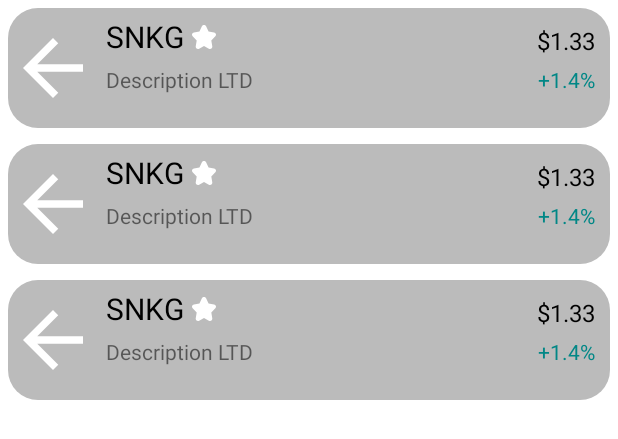
After one commit to YuriZhuravlev/StockObserverApp, an Android app: the layout fragment_list.xml on its own in the app's theme, with its tools: preview values and no code run, on a phone screen of 412 x 824 dp. The commit adds this screen. Shown: the top 439 px of the screen. Run offline under Robolectric (Android 15) with nearby library versions, the phone set to English and light mode, and no system bars.

Commit message:
Добавлены макеты

```diff
--- /dev/null
+++ b/app/src/main/res/drawable/background_item.xml
@@ -0,0 +1,5 @@
+<?xml version="1.0" encoding="utf-8"?>
+<shape xmlns:android="http://schemas.android.com/apk/res/android">
+    <solid android:color="@color/background" />
+    <corners android:radius="20.0dip" />
+</shape>
--- /dev/null
+++ b/app/src/main/res/drawable/ic_star.xml
@@ -0,0 +1,12 @@
+<vector android:height="16dp"
+    android:tint="#FFFFFF"
+    android:viewportHeight="16"
+    android:viewportWidth="16"
+    android:width="16dp"
+    xmlns:android="http://schemas.android.com/apk/res/android">
+    <path
+        android:fillColor="@android:color/white"
+        android:pathData="M8.00039,0C7.71679,0,7.44032,0.0767943,7.19952,0.223239C6.93732,0.382186,6.73042,0.612568,6.60021,0.891171L4.96636,4.3737L1.31519,4.93269C0.73906,5.0202,0.266387,5.41846,0.0808849,5.9721C-0.104617,6.52573,0.0345094,7.12758,0.441187,7.54549L3.12918,10.3047L2.49419,14.198C2.42106,14.6481,2.5477,15.1035,2.84201,15.4499C3.1381,15.7982,3.56797,15.9982,4.0228,15.9982C4.28322,15.9982,4.54185,15.9303,4.77194,15.8035L8.00039,14.0176L11.2288,15.8053C11.4589,15.9321,11.7176,16,11.978,16C12.4328,16,12.8627,15.8,13.1588,15.4517C13.4531,15.1053,13.5797,14.6498,13.5066,14.1998L12.8716,10.3065L15.5596,7.54727C15.9663,7.12937,16.1036,6.52751,15.9199,5.97388C15.7344,5.42025,15.2617,5.02199,14.6856,4.93448L11.0344,4.3737L9.40058,0.891171C9.27037,0.612568,9.06346,0.382186,8.80126,0.223239C8.56046,0.0767943,8.284,0,8.00039,0Z" />
+
+
+</vector>
--- a/app/src/main/res/layout/activity_main.xml
+++ b/app/src/main/res/layout/activity_main.xml
@@ -6,13 +6,23 @@
     android:layout_height="match_parent"
     tools:context=".ui.activity.MainActivity">
 
-    <TextView
-        android:layout_width="wrap_content"
-        android:layout_height="wrap_content"
-        android:text="Hello World!"
-        app:layout_constraintBottom_toBottomOf="parent"
-        app:layout_constraintLeft_toLeftOf="parent"
-        app:layout_constraintRight_toRightOf="parent"
+    <include
+        android:id="@+id/main_toolbar"
+        layout="@layout/toolbar_main"
         app:layout_constraintTop_toTopOf="parent" />
 
+    <com.google.android.material.tabs.TabLayout
+        android:id="@+id/main_tab"
+        app:layout_constraintTop_toBottomOf="@id/main_toolbar"
+        android:layout_width="match_parent"
+        android:layout_height="wrap_content"
+        app:tabMode="fixed" />
+
+    <androidx.viewpager2.widget.ViewPager2
+        android:id="@+id/main_view_pager"
+        android:layout_width="match_parent"
+        android:layout_height="0dp"
+        app:layout_constraintBottom_toBottomOf="parent"
+        app:layout_constraintTop_toBottomOf="@+id/main_tab" />
+
 </androidx.constraintlayout.widget.ConstraintLayout>
--- /dev/null
+++ b/app/src/main/res/layout/fragment_list.xml
@@ -0,0 +1,14 @@
+<?xml version="1.0" encoding="utf-8"?>
+<FrameLayout xmlns:android="http://schemas.android.com/apk/res/android"
+    android:layout_width="match_parent"
+    android:layout_height="match_parent"
+    xmlns:app="http://schemas.android.com/apk/res-auto"
+    xmlns:tools="http://schemas.android.com/tools">
+
+    <androidx.recyclerview.widget.RecyclerView
+        android:layout_width="match_parent"
+        android:layout_height="match_parent"
+        app:layoutManager="androidx.recyclerview.widget.LinearLayoutManager"
+        tools:listitem="@layout/item_stock" />
+
+</FrameLayout>
--- /dev/null
+++ b/app/src/main/res/layout/item_stock.xml
@@ -0,0 +1,67 @@
+<?xml version="1.0" encoding="utf-8"?>
+<androidx.constraintlayout.widget.ConstraintLayout xmlns:android="http://schemas.android.com/apk/res/android"
+    xmlns:app="http://schemas.android.com/apk/res-auto"
+    android:layout_width="match_parent"
+    android:layout_height="80dp"
+    android:layout_margin="@dimen/app_margin"
+    android:background="@drawable/background_item">
+
+    <ImageView
+        android:id="@+id/item_stock_image"
+        android:layout_width="60dp"
+        android:layout_height="60dp"
+        android:src="@drawable/abc_vector_test"
+        app:layout_constraintBottom_toBottomOf="parent"
+        app:layout_constraintStart_toStartOf="parent"
+        app:layout_constraintTop_toTopOf="parent" />
+
+    <TextView
+        android:id="@+id/item_stock_title"
+        android:layout_width="wrap_content"
+        android:layout_height="wrap_content"
+        android:layout_margin="@dimen/app_margin"
+        android:text="SNKG"
+        android:textSize="20sp"
+        android:textColor="@color/black"
+        app:layout_constraintStart_toEndOf="@+id/item_stock_image"
+        app:layout_constraintTop_toTopOf="parent" />
+
+    <TextView
+        android:id="@+id/item_stock_description"
+        android:layout_width="wrap_content"
+        android:layout_height="wrap_content"
+        android:layout_margin="@dimen/app_margin"
+        android:text="Description LTD"
+        app:layout_constraintStart_toEndOf="@+id/item_stock_image"
+        app:layout_constraintTop_toBottomOf="@id/item_stock_title" />
+
+    <ImageView
+        android:id="@+id/item_stock_star"
+        android:layout_width="16dp"
+        android:layout_height="16dp"
+        android:src="@drawable/ic_star"
+        android:layout_marginStart="@dimen/app_margin"
+        app:layout_constraintTop_toTopOf="@id/item_stock_title"
+        app:layout_constraintBottom_toBottomOf="@id/item_stock_title"
+        app:layout_constraintStart_toEndOf="@id/item_stock_title" />
+
+    <TextView
+        android:id="@+id/item_stock_price"
+        android:layout_width="wrap_content"
+        android:layout_height="wrap_content"
+        android:text="$1.33"
+        android:textColor="@color/black"
+        android:textSize="16sp"
+        android:layout_marginEnd="10dp"
+        app:layout_constraintEnd_toEndOf="parent"
+        app:layout_constraintBottom_toBottomOf="@id/item_stock_title" />
+
+    <TextView
+        android:id="@+id/item_stock_change_price"
+        android:layout_width="wrap_content"
+        android:layout_height="wrap_content"
+        android:text="+1.4%"
+        android:textColor="@color/teal_700"
+        app:layout_constraintBottom_toBottomOf="@+id/item_stock_description"
+        app:layout_constraintEnd_toEndOf="@+id/item_stock_price" />
+</androidx.constraintlayout.widget.ConstraintLayout>
--- /dev/null
+++ b/app/src/main/res/layout/toolbar_main.xml
@@ -0,0 +1,10 @@
+<?xml version="1.0" encoding="utf-8"?>
+<Toolbar xmlns:android="http://schemas.android.com/apk/res/android"
+    android:layout_width="match_parent"
+    android:layout_height="?attr/actionBarSize">
+
+    <androidx.appcompat.widget.SearchView
+        android:id="@+id/toolbar_search_view"
+        android:layout_width="match_parent"
+        android:layout_height="match_parent" />
+</Toolbar>
--- a/app/src/main/res/values-night/themes.xml
+++ b/app/src/main/res/values-night/themes.xml
@@ -1,6 +1,6 @@
 <resources xmlns:tools="http://schemas.android.com/tools">
     <!-- Base application theme. -->
-    <style name="Theme.StockObserverApp" parent="Theme.MaterialComponents.DayNight.DarkActionBar">
+    <style name="Theme.StockObserverApp" parent="Theme.MaterialComponents.DayNight.NoActionBar">
         <!-- Primary brand color. -->
         <item name="colorPrimary">@color/purple_200</item>
         <item name="colorPrimaryVariant">@color/purple_700</item>
--- a/app/src/main/res/values/colors.xml
+++ b/app/src/main/res/values/colors.xml
@@ -7,4 +7,5 @@
     <color name="teal_700">#FF018786</color>
     <color name="black">#FF000000</color>
     <color name="white">#FFFFFFFF</color>
+    <color name="background">#BBBBBB</color>
 </resources>
--- /dev/null
+++ b/app/src/main/res/values/dimens.xml
@@ -0,0 +1,4 @@
+<?xml version="1.0" encoding="utf-8"?>
+<resources>
+    <dimen name="app_margin">5dp</dimen>
+</resources>
--- a/app/src/main/res/values/themes.xml
+++ b/app/src/main/res/values/themes.xml
@@ -1,6 +1,6 @@
 <resources xmlns:tools="http://schemas.android.com/tools">
     <!-- Base application theme. -->
-    <style name="Theme.StockObserverApp" parent="Theme.MaterialComponents.DayNight.DarkActionBar">
+    <style name="Theme.StockObserverApp" parent="Theme.MaterialComponents.DayNight.NoActionBar">
         <!-- Primary brand color. -->
         <item name="colorPrimary">@color/purple_500</item>
         <item name="colorPrimaryVariant">@color/purple_700</item>
```
